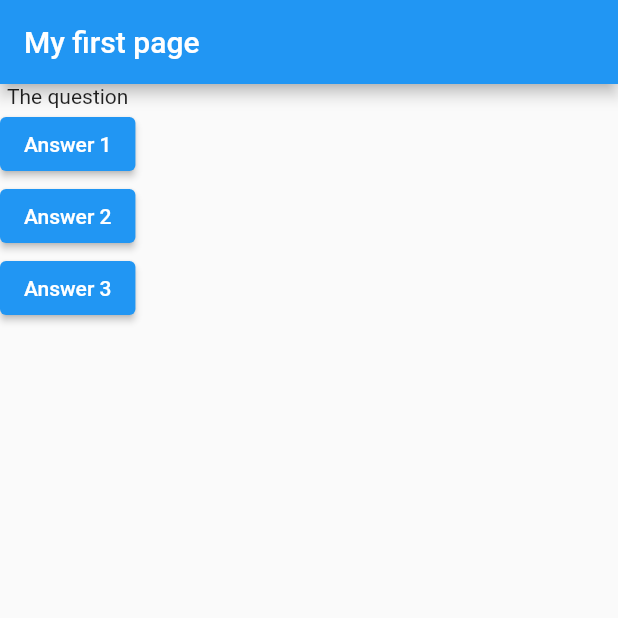
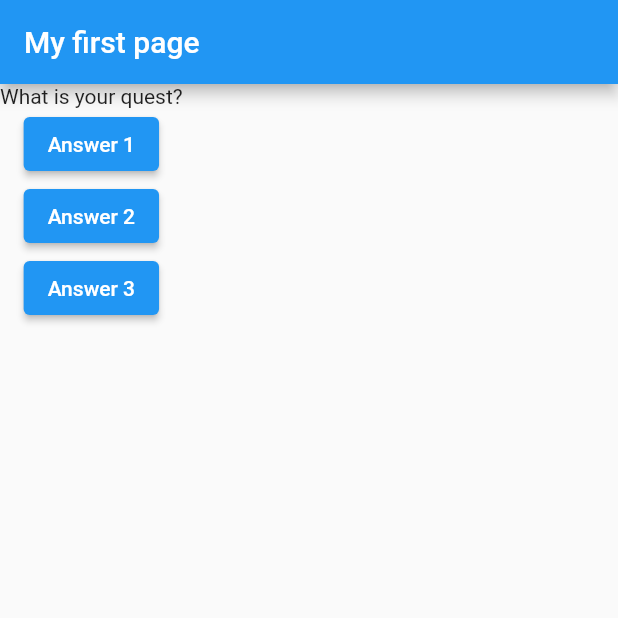
Before and after one commit to lutsenko-yuriy/quiz_app, a Flutter app: the screen it shows after launch, after a tap on "Answer 1", on a phone screen of 412 x 824 dp, the top half of it. Run offline on Flutter 3.47's test engine with Material 2 defaults, Android fonts, the phone set to English and light mode, and no system bars.

Commit message:
Add questions and answers' model

```diff
--- /dev/null
+++ b/lib/answer.dart
@@ -0,0 +1,5 @@
+class Answer {
+  String answerText;
+
+  Answer(this.answerText);
+}
--- a/lib/main.dart
+++ b/lib/main.dart
@@ -1,21 +1,59 @@
 import 'package:flutter/material.dart';
+import 'question.dart';
+import 'answer.dart';
 
 void main() => runApp(const MyApp());
 
-class MyApp extends StatelessWidget {
+class MyApp extends StatefulWidget {
   const MyApp({Key? key}) : super(key: key);
 
-  void answerQuestion(String answer) {
-    print(answer);
+  @override
+  State<MyApp> createState() => _MyAppState();
+}
+
+class _MyAppState extends State<MyApp> {
+  var questions = [
+    Question(
+        "What is your name?",
+        [
+          Answer("Jack"),
+          Answer("Jill"),
+          Answer("Iurii"),
+          Answer("Dazdraperma")
+        ],
+        Answer("Iurii")
+    ),
+    Question(
+        "What is your quest?",
+        [
+          Answer("Destroy the world"),
+          Answer("To seek The Holy Grail"),
+          Answer("Save Hyrule"),
+        ],
+        Answer("To seek The Holy Grail")
+    ),
+    Question(
+        "What is your favourite color?",
+        [
+          Answer("Blue"),
+          Answer("Purple"),
+          Answer("Orange"),
+        ],
+        Answer("Orange")
+    ),
+  ];
+
+  var questionIndex = 0;
+
+  void _answerQuestion(String answer) {
+    setState(() {
+      questionIndex++;
+      print("$answer, moving to the question $questionIndex");
+    });
   }
 
   @override
   Widget build(BuildContext context) {
-    var questions = [
-      "What is your name?",
-      "What is your quest?",
-      "What is your favorite color?"
-    ];
     return MaterialApp(
       home: Scaffold(
         appBar: AppBar(
@@ -23,17 +61,17 @@ class MyApp extends StatelessWidget {
         ),
         body: Column(
           children: [
-            Text("The question"),
+            Text(questions[questionIndex].questionText),
             ElevatedButton(
-              onPressed: () => answerQuestion("Answer 1 is selected"),
+              onPressed: () => _answerQuestion("Answer 1 is selected"),
               child: Text("Answer 1"),
             ),
             ElevatedButton(
-              onPressed: () => answerQuestion("Answer 2 is selected"),
+              onPressed: () => _answerQuestion("Answer 2 is selected"),
               child: Text("Answer 2"),
             ),
             ElevatedButton(
-              onPressed: () => answerQuestion("Answer 3 is selected"),
+              onPressed: () => _answerQuestion("Answer 3 is selected"),
               child: Text("Answer 3"),
             ),
           ],
--- /dev/null
+++ b/lib/question.dart
@@ -0,0 +1,9 @@
+import 'answer.dart';
+
+class Question {
+  String questionText;
+  List<Answer> answers;
+  Answer correctAnswer;
+
+  Question(this.questionText, this.answers, this.correctAnswer);
+}
```
